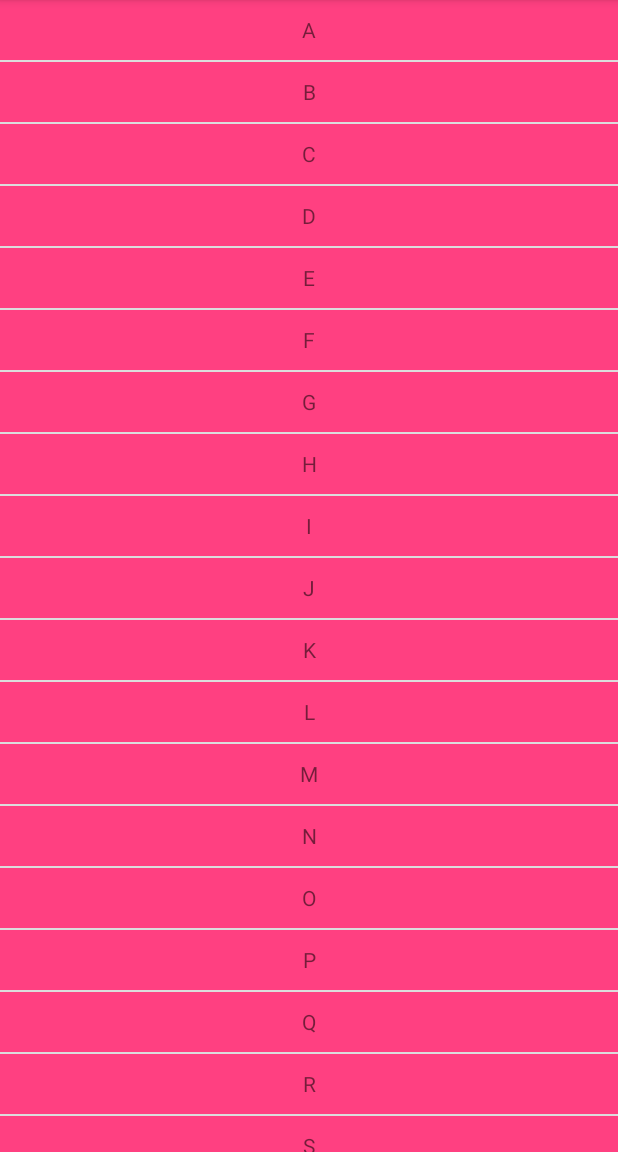
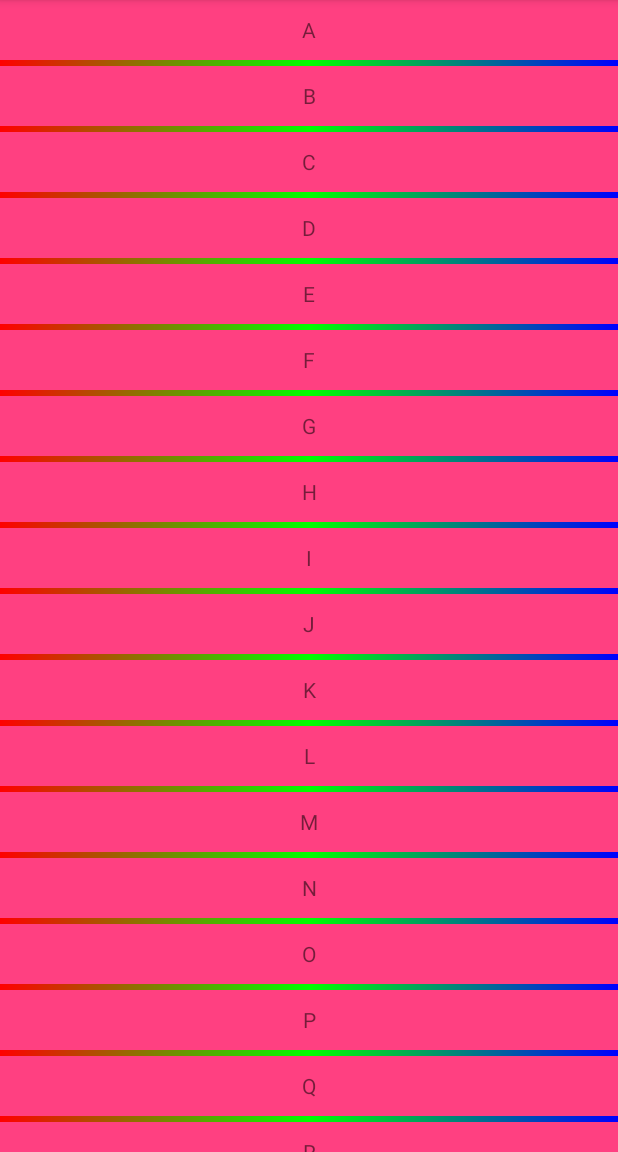
Before and after one commit to rexnie/RecyclerViewDemo, an Android app: the screen it shows after launch (MainActivity), on a phone screen of 412 x 824 dp, the part 84-1236 px from its top. Run offline under Robolectric (Android 15) with nearby library versions, the phone set to English and light mode, and no system bars.

Commit message:
customize divider for ItemDecoration

```diff
--- /dev/null
+++ b/app/src/main/res/drawable/divider_bg.xml
@@ -0,0 +1,11 @@
+<?xml version="1.0" encoding="utf-8"?>
+<shape xmlns:android="http://schemas.android.com/apk/res/android">
+    android:shape="rectangle" >
+
+    <gradient
+        android:centerColor="#ff00ff00"
+        android:endColor="#ff0000ff"
+        android:startColor="#ffff0000"
+        android:type="linear" />
+    <size android:height="4dp"/>
+</shape>
--- a/app/src/main/res/values/styles.xml
+++ b/app/src/main/res/values/styles.xml
@@ -6,6 +6,7 @@
         <item name="colorPrimary">@color/colorPrimary</item>
         <item name="colorPrimaryDark">@color/colorPrimaryDark</item>
         <item name="colorAccent">@color/colorAccent</item>
+        <item name="android:listDivider">@drawable/divider_bg</item>
     </style>
 
 </resources>
```
